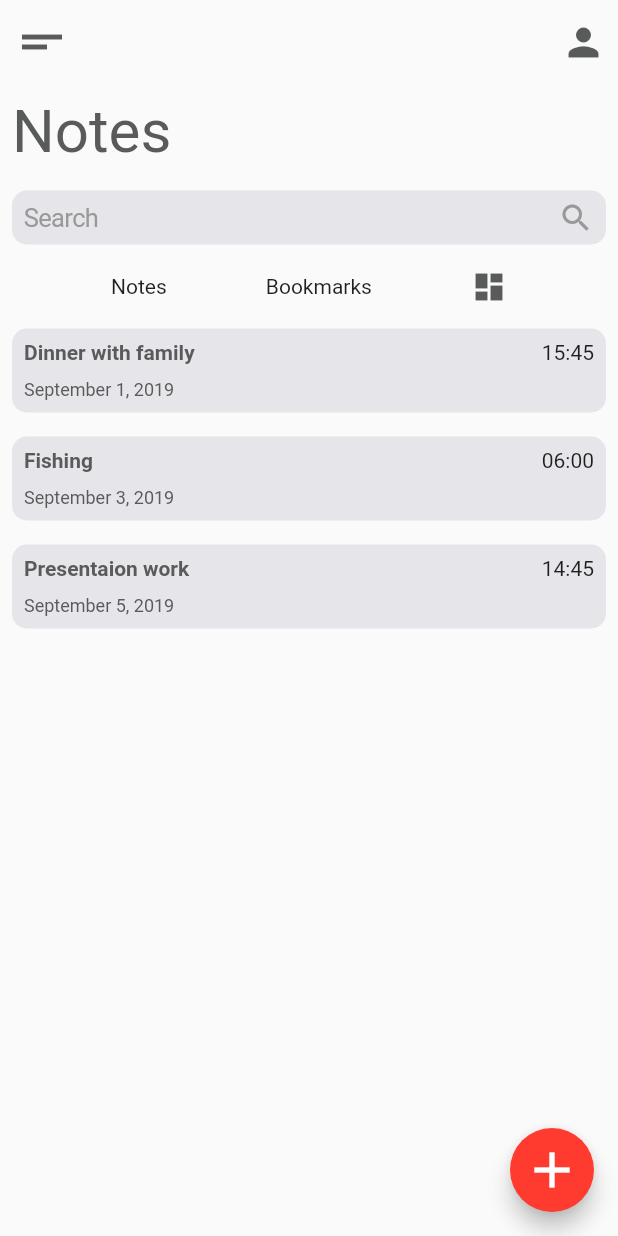
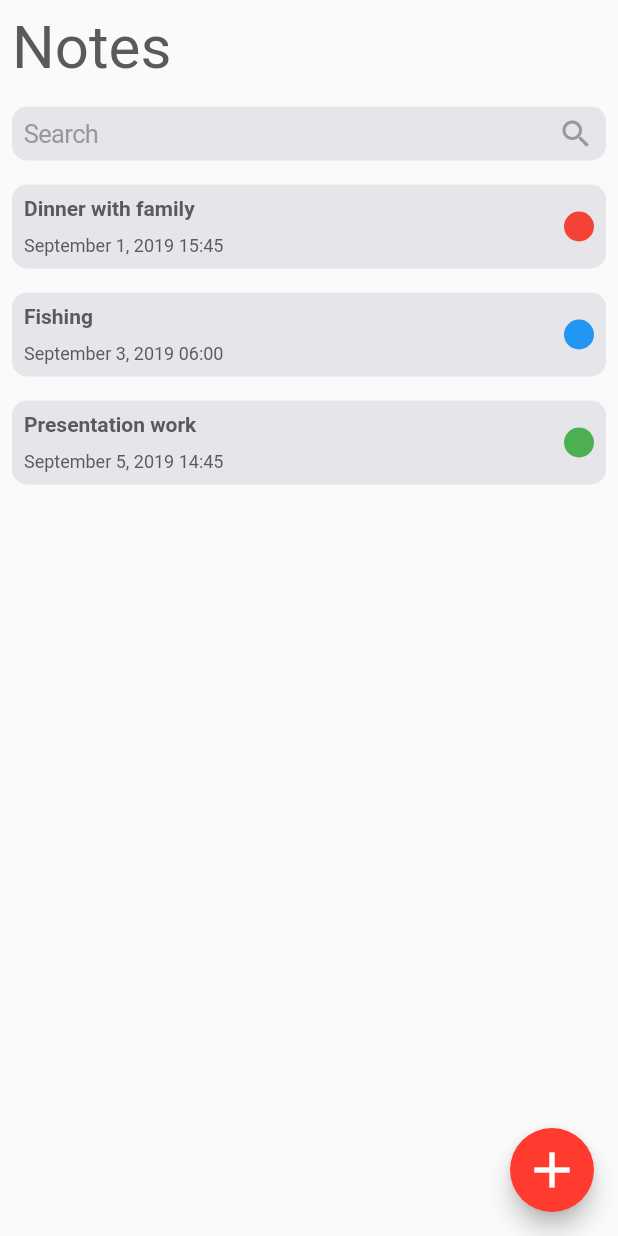
Before and after one commit to promych/notes_app, a Flutter app: the screen it shows after launch, on a phone screen of 412 x 824 dp. Run offline on Flutter 3.47's test engine with Material 2 defaults, Android fonts, the phone set to English and light mode, and no system bars; our stand-ins replace bloc, equatable, flutter_bloc, sembast.

Commit message:
Add colors

```diff
--- a/lib/data/notes_repository.dart
+++ b/lib/data/notes_repository.dart
@@ -51,8 +51,23 @@ class NotesRepository {
   }
 
   static const _sampleNotes = [
-    {'title': 'Dinner with family', 'body': '', 'created': 1567352730000},
-    {'title': 'Fishing', 'body': '', 'created': 1567490400000},
-    {'title': 'Presentaion work', 'body': '', 'created': 1567694730000},
+    {
+      'title': 'Dinner with family',
+      'body': '',
+      'created': 1567352730000,
+      'color': 1,
+    },
+    {
+      'title': 'Fishing',
+      'body': '',
+      'created': 1567490400000,
+      'color': 2,
+    },
+    {
+      'title': 'Presentation work',
+      'body': '',
+      'created': 1567694730000,
+      'color': 3,
+    },
   ];
 }
--- a/lib/models/note.dart
+++ b/lib/models/note.dart
@@ -1,27 +1,61 @@
 import 'package:meta/meta.dart';
+import 'package:flutter/material.dart';
+
+const noteColors = <MaterialColor>[
+  Colors.grey,
+  Colors.red,
+  Colors.blue,
+  Colors.green,
+  Colors.orange,
+  Colors.cyan,
+  Colors.pink,
+];
 
 class Note {
   final String title;
   final String body;
   final int created;
+  final MaterialColor color;
 
   int id;
 
-  Note({@required this.title, @required this.body, @required this.created});
+  Note({
+    @required this.title,
+    @required this.body,
+    @required this.created,
+    this.color = Colors.grey,
+  });
 
   Map<String, dynamic> toMap() {
-    return {'title': title, 'body': body, 'created': created};
+    return {
+      'title': title,
+      'body': body,
+      'created': created,
+      'color': noteColors.indexOf(color),
+    };
   }
 
   static Note fromMap(Map<String, dynamic> map) {
+    print(map);
     return Note(
-        title: map['title'], body: map['body'], created: map['created']);
+      title: map['title'],
+      body: map['body'],
+      created: map['created'],
+      color: map['color'] == -1 ? noteColors[0] : noteColors[map['color']],
+    );
   }
 
-  Note copyWith({@required String title, String body}) {
-    Note note =
-        Note(title: title, body: body ?? this.body, created: this.created)
-          ..id = this.id;
+  Note copyWith({
+    @required String title,
+    String body,
+    MaterialColor color,
+  }) {
+    final note = Note(
+      title: title,
+      body: body ?? this.body,
+      created: this.created,
+      color: color ?? this.color,
+    )..id = this.id;
     return note;
   }
 }
--- a/lib/ui/home.dart
+++ b/lib/ui/home.dart
@@ -5,31 +5,35 @@ import '../theme.dart';
 import 'note.dart';
 import 'notes_list.dart';
 
-class HomePage extends StatelessWidget {
+class HomePage extends StatefulWidget {
+  @override
+  _HomePageState createState() => _HomePageState();
+}
+
+class _HomePageState extends State<HomePage> {
+  TextEditingController _controller;
+
+  @override
+  void initState() {
+    super.initState();
+    _controller = TextEditingController()
+      ..addListener(() {
+        setState(() {});
+      });
+  }
+
+  @override
+  void dispose() {
+    _controller.dispose();
+    super.dispose();
+  }
+
   @override
   Widget build(BuildContext context) {
     return Scaffold(
       body: SafeArea(
         child: Column(
           children: [
-            Padding(
-              padding: const EdgeInsets.all(8.0),
-              child: Row(
-                mainAxisAlignment: MainAxisAlignment.spaceBetween,
-                children: [
-                  Icon(
-                    Icons.short_text,
-                    color: Styles.textColor,
-                    size: 40.0,
-                  ),
-                  Icon(
-                    Icons.person,
-                    color: Styles.textColor,
-                    size: 30.0,
-                  ),
-                ],
-              ),
-            ),
             Padding(
               padding: const EdgeInsets.all(8.0),
               child: Row(
@@ -47,6 +51,7 @@ class HomePage extends StatelessWidget {
                 children: [
                   Expanded(
                     child: CupertinoTextField(
+                      controller: _controller,
                       padding: const EdgeInsets.all(8.0),
                       placeholder: 'Search',
                       placeholderStyle:
@@ -67,22 +72,10 @@ class HomePage extends StatelessWidget {
                 ],
               ),
             ),
-            Padding(
-              padding: const EdgeInsets.all(8.0),
-              child: Row(
-                mainAxisAlignment: MainAxisAlignment.spaceEvenly,
-                children: [
-                  Text('Notes'),
-                  Text('Bookmarks'),
-                  Icon(
-                    Icons.dashboard,
-                    color: Styles.textColor,
-                  ),
-                ],
+            Expanded(
+              child: NotesList(
+                searchController: _controller,
               ),
-            ),
-            Expanded(
-              child: NotesList(),
             ),
           ],
         ),
--- a/lib/ui/note_tile.dart
+++ b/lib/ui/note_tile.dart
@@ -1,4 +1,5 @@
 import 'package:flutter/cupertino.dart';
+import 'package:flutter/material.dart';
 import 'package:intl/intl.dart';
 
 import '../models/note.dart';
@@ -7,53 +8,66 @@ import 'note.dart';
 
 class NoteTile extends StatelessWidget {
   final Note note;
+  final Function onDismiss;
 
-  const NoteTile({Key key, @required this.note}) : super(key: key);
+  const NoteTile({
+    Key key,
+    @required this.note,
+    @required this.onDismiss,
+  }) : super(key: key);
 
   @override
   Widget build(BuildContext context) {
     return GestureDetector(
       child: Padding(
         padding: const EdgeInsets.all(8.0),
+        child: Dismissible(
+          key: key,
+          direction: DismissDirection.endToStart,
+          onDismissed: (direction) {
+            if (direction == DismissDirection.endToStart) onDismiss();
+          },
+          background: Padding(
+            padding: const EdgeInsets.symmetric(horizontal: 8.0),
+            child: Align(
+              alignment: Alignment.centerRight,
+              child: Icon(
+                Icons.delete,
+                color: CupertinoColors.destructiveRed,
+              ),
+            ),
+          ),
           child: Container(
             padding: const EdgeInsets.all(8.0),
             decoration: BoxDecoration(
               borderRadius: BorderRadius.circular(10.0),
               color: CupertinoColors.lightBackgroundGray,
             ),
-          child: Column(
+            child: Row(
+              mainAxisAlignment: MainAxisAlignment.spaceBetween,
+              children: [
+                Column(
                   crossAxisAlignment: CrossAxisAlignment.start,
-            children: [
-              Row(
-                mainAxisAlignment: MainAxisAlignment.spaceBetween,
                   children: [
                     Text(
                       '${note.title}',
                       style: TextStyle(
                           fontWeight: FontWeight.bold, color: Styles.textColor),
                     ),
+                    SizedBox(height: 10.0),
                     Text(
-                    DateFormat('HH:mm').format(
+                      DateFormat('yMMMMd').add_Hm().format(
                           DateTime.fromMillisecondsSinceEpoch(note.created)),
+                      style: TextStyle(fontSize: 12.0, color: Styles.textColor),
                     ),
                   ],
                 ),
-              note.body != ''
-                  ? Padding(
-                      padding: const EdgeInsets.symmetric(vertical: 10.0),
-                      child: Text(
-                        '${note.body}',
-                        style:
-                            TextStyle(color: Styles.textColor, fontSize: 16.0),
+                CircleAvatar(
+                  backgroundColor: note.color,
+                  radius: 10.0,
+                )
+              ],
             ),
-                    )
-                  : SizedBox(height: 10.0),
-              Text(
-                DateFormat('yMMMMd')
-                    .format(DateTime.fromMillisecondsSinceEpoch(note.created)),
-                style: TextStyle(fontSize: 12.0, color: Styles.textColor),
-              ),
-            ],
           ),
         ),
       ),
--- a/lib/ui/notes_list.dart
+++ b/lib/ui/notes_list.dart
@@ -7,6 +7,10 @@ import '../bloc/app_states.dart';
 import 'note_tile.dart';
 
 class NotesList extends StatefulWidget {
+  final TextEditingController searchController;
+
+  NotesList({this.searchController});
+
   @override
   _NotesListState createState() => _NotesListState();
 }
@@ -29,17 +33,26 @@ class _NotesListState extends State<NotesList> {
         if (state is AppLoading) {
           return Center(child: CircularProgressIndicator());
         } else if (state is AppLoaded) {
-          return state.notes.length > 0
-              ? ListView.builder(
-                  itemCount: state.notes.length,
-                  itemBuilder: (BuildContext context, int index) {
-                    return NoteTile(
-                      key: ValueKey(state.notes[index].id),
-                      note: state.notes[index],
-                    );
-                  },
-                )
-              : Center(child: Text('No notes yet :('));
+          if (state.notes.length == 0)
+            return Center(child: Text('No notes yet :('));
+          final notes = widget.searchController.text == null
+              ? state.notes
+              : state.notes
+                  .where((note) => note.title.toLowerCase().contains(
+                      widget.searchController.text.toString().toLowerCase()))
+                  .toList();
+          return ListView.builder(
+            itemCount: notes.length,
+            itemBuilder: (BuildContext context, int index) {
+              return NoteTile(
+                key: ValueKey(notes[index].id),
+                note: notes[index],
+                onDismiss: () {
+                  _bloc.dispatch(DeleteNote(note: notes[index]));
+                },
+              );
+            },
+          );
         } else if (state is AppError) {
           return Center(child: Text('${state.message}'));
         }
```
Also changed, not shown: lib/ui/note.dart (+52 -16 lines). Lines whose indentation alone changed are shown as unchanged.
